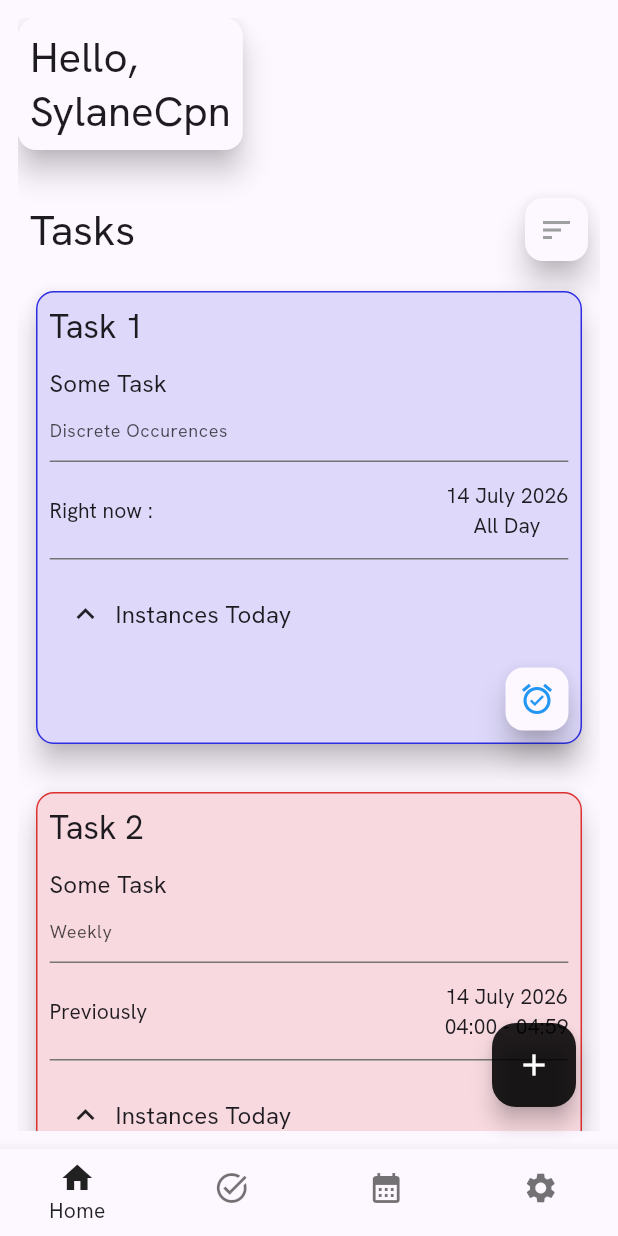
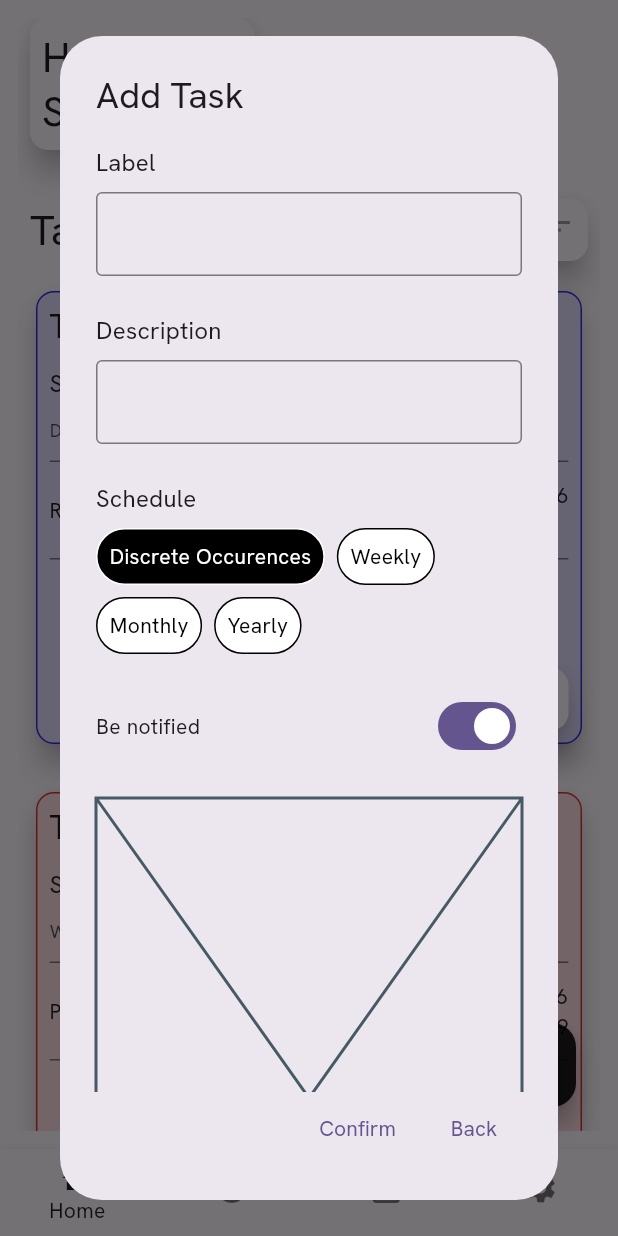
Before and after one commit to SylaneCpn/tasker, a Flutter app: the screen it shows after launch, after a tap on the "add" icon, on a phone screen of 412 x 824 dp. Run offline on Flutter 3.47's test engine with Material 3 defaults, Android fonts, the phone set to English and light mode, and no system bars; missing offline and left inert: result.

Commit message:
add task dialog

```diff
--- a/lib/data/schedule.dart
+++ b/lib/data/schedule.dart
@@ -1,6 +1,7 @@
 import 'package:result/result.dart';
 import 'package:tasker/data/date_range.dart';
 import 'package:tasker/data/month.dart';
+import 'package:tasker/data/schedule_type.dart';
 import 'package:tasker/data/task_instance.dart';
 import 'package:tasker/data/time_of_day_range.dart';
 import 'package:tasker/data/weekday.dart';
@@ -19,8 +20,6 @@ sealed class Schedule with JsonSerializable {
   TaskInstance? last();
   bool isToday();
   bool occuringNow();
-
-
 
   Iterable<TaskInstance> instancesForDay({
     required int year,
@@ -100,6 +99,12 @@ sealed class Schedule with JsonSerializable {
   }
 
   String get typeName;
+  ScheduleType get type => switch (this) {
+    DiscreteOccurences() => .discreteOccurences,
+    Weekly() => .weekly,
+    Monthly() => .monthly,
+    Yearly() => .yearly,
+  };
 }
 
 @deserializable
@@ -561,9 +566,7 @@ class Monthly extends Schedule {
     while (targetOccurence == null) {
       candidateDay = candidateDay.subtract(Duration(days: 1));
       targetOccurence = occurences.entries
-          .where(
-            (e) => e.key == candidateDay.day && candidateDay.isToday(),
-          )
+          .where((e) => e.key == candidateDay.day && candidateDay.isToday())
           .firstOrNull;
     }
     final sortedRanges = targetOccurence.value
@@ -596,9 +599,7 @@ class Monthly extends Schedule {
     while (targetOccurence == null) {
       candidateDay = candidateDay.add(Duration(days: 1));
       targetOccurence = occurences.entries
-          .where(
-            (e) => e.key == candidateDay.day,
-          )
+          .where((e) => e.key == candidateDay.day)
           .firstOrNull;
     }
     final sortedRanges = targetOccurence.value
@@ -636,7 +637,8 @@ class Monthly extends Schedule {
     required int day,
   }) {
     final dateTime = DateTime(year, month.monthOfYear(), day);
-    return !range.contains(dateTime) ? Iterable.empty()
+    return !range.contains(dateTime)
+        ? Iterable.empty()
         : occurences.entries
               .where((e) => e.key == dateTime.day && range.contains(dateTime))
               .expand(
--- /dev/null
+++ b/lib/data/schedule_type.dart
@@ -0,0 +1,6 @@
+enum ScheduleType {
+  discreteOccurences,
+  weekly,
+  monthly,
+  yearly
+}
--- a/lib/data/tasks_wrapper.dart
+++ b/lib/data/tasks_wrapper.dart
@@ -63,6 +63,24 @@ class TasksWrapper with JsonSerializable {
     ),
   );
 
+  Task? update(int id , {
+    String? description,
+    bool? notifies,
+    String? label,
+    Schedule? schedule,
+  }) {
+    final task = _tasks.where((tsk) => tsk.id == id).firstOrNull;
+    if (task == null) return null;
+
+    task.description = description ?? task.description;
+    task.notifies = notifies ?? task.notifies;
+    task.label = label ?? task.label;
+    task.schedule = schedule ?? task.schedule;
+
+    return task;
+
+  }
+
   Task? remove(int id) {
     final index = _tasks.indexWhere((tsk) => tsk.id == id);
     if (index != -1) {
--- a/lib/languages/language_text_provider.dart
+++ b/lib/languages/language_text_provider.dart
@@ -6,6 +6,7 @@ import 'package:flutter/services.dart';
 import 'package:flutter/widgets.dart';
 import 'package:tasker/data/month.dart';
 import 'package:tasker/data/schedule.dart';
+import 'package:tasker/data/schedule_type.dart';
 import 'package:tasker/extensions/language_formating_extensions.dart';
 import 'package:tasker/extensions/pad_for_clock.dart';
 
@@ -81,6 +82,11 @@ class LanguageTextProvider with ChangeNotifier {
   String get nextInstance => _txt("nextInstance") ?? "Next";
   String get prevInstance => _txt("prevInstance") ?? "Previously";
   String get neverInstance => _txt("neverInstance") ?? "No more instance.";
+  String get beNotified => _txt("beNotified") ?? "Be notified";
+  String get back => _txt("back") ?? "Back";
+  String get confirm => _txt("confirm") ?? "Confirm";
+  String get emptyInputText => _txt("emptyInputText") ?? "The input cannot be empty." ;
+  String get taskUpdated => _txt("taskUpdated") ?? "Tasks updated.";
   String get notificationActivated =>
       _txt("notificationActivated") ?? "You will be notified of :";
   String get notificationDeactivated =>
@@ -90,6 +96,10 @@ class LanguageTextProvider with ChangeNotifier {
   String get instancesToday => _txt("instancesToday") ?? "Instances Today";
   String get discreteOccurences =>
       _txt("discreteOccurences") ?? "Discrete Occurences";
+  String get addTask => _txt("addTask") ?? "Add Task";
+  String get label => _txt("label") ?? "Label";
+  String get description => _txt("description") ?? "Description";
+  String get schedule => _txt("schedule") ?? "Schedule";
   String get weekly => _txt("weekly") ?? "Weekly";
   String get monthly => _txt("monthly") ?? "Monthly";
   String get yearly => _txt("yearly") ?? "Yearly";
@@ -106,4 +116,11 @@ class LanguageTextProvider with ChangeNotifier {
     Monthly() => monthly,
     Yearly() => yearly,
   };
+
+  String scheduleTypeName(ScheduleType type) => switch(type) {
+    .discreteOccurences => discreteOccurences,
+    .weekly => weekly,
+    .monthly => monthly,
+    .yearly => yearly
+  };
 }
--- a/lib/style/themes/colors.dart
+++ b/lib/style/themes/colors.dart
@@ -1,6 +1,7 @@
 import 'package:flutter/material.dart';
 
 const onBackgroundColor = Colors.black87;
+const mainColor = Colors.black;
 const backgroundColor = Colors.white;
 const lightSeparatorColor = Color.fromRGBO(117, 117, 117, 1);
 const lightText = Color.fromRGBO(0,0 , 0, 0.7);
--- /dev/null
+++ b/lib/widgets/add_task_dialog.dart
@@ -0,0 +1,298 @@
+import 'package:flutter/material.dart';
+import 'package:tasker/data/schedule.dart';
+import 'package:tasker/data/schedule_type.dart';
+import 'package:tasker/data/task.dart';
+import 'package:tasker/data/task_context.dart';
+import 'package:tasker/languages/language_text_provider.dart';
+import 'package:tasker/style/theme.dart';
+import 'package:tasker/widgets/common/selectable_chip.dart';
+import 'package:tasker/widgets/common/with_title.dart';
+
+class AddTaskDialog extends StatefulWidget {
+  final Task? baseTask;
+  final LanguageTextProvider langTextProv;
+  final TaskContext taskContext;
+
+  const AddTaskDialog({
+    super.key,
+    this.baseTask,
+    required this.langTextProv,
+    required this.taskContext,
+  });
+
+  @override
+  State<AddTaskDialog> createState() => _AddTaskDialogState();
+}
+
+class _AddTaskDialogState extends State<AddTaskDialog> {
+  final GlobalKey<FormState> _formKey = .new();
+  final GlobalKey<_ScheduleBuilder> _scheduleBuilderKey = .new();
+
+  late final TextEditingController _labelController = .new(
+    text: widget.baseTask?.label,
+  );
+  late final TextEditingController _descriptionController = .new(
+    text: widget.baseTask?.description,
+  );
+
+  ScheduleType scheduleType = .discreteOccurences;
+
+  late bool beNotified = widget.baseTask?.notifies ?? true;
+
+  void setScheduleType(ScheduleType type) {
+    setState(() {
+      scheduleType = type;
+    });
+  }
+
+  void setBeNotified(bool notified) {
+    setState(() {
+      beNotified = notified;
+    });
+  }
+
+  String? baseInputValidator(String? value) {
+    if (value == null || value.isEmpty) {
+      return widget.langTextProv.emptyInputText;
+    }
+    return null;
+  }
+
+  void updateTaskContext(BuildContext context) {
+    if (_formKey.currentState!.validate()) {
+      final wrapper = widget.taskContext.tasksWrapper;
+      final schedule = _scheduleBuilderKey.currentState!.buildSchedule();
+      //Update the task
+      if (widget.baseTask != null) {
+        wrapper.update(
+          widget.baseTask!.id,
+          description: _descriptionController.text,
+          notifies: beNotified,
+          label: _labelController.text,
+          schedule: schedule,
+        );
+      }
+      // Create a new one
+      else {
+        wrapper.add(
+          description: _descriptionController.text,
+          notifies: beNotified,
+          label: _labelController.text,
+          schedule: schedule,
+        );
+      }
+
+      Navigator.of(context).pop();
+      ScaffoldMessenger.of(
+        context,
+      ).showSnackBar(SnackBar(content: Text(widget.langTextProv.taskUpdated)));
+    }
+  }
+
+  @override
+  Widget build(BuildContext context) {
+    return AlertDialog(
+      scrollable: true,
+      actions: [
+        TextButton(
+          onPressed: () => updateTaskContext(context),
+          child: Text(widget.langTextProv.confirm),
+        ),
+        TextButton(
+          onPressed: () => Navigator.of(context).pop(),
+          child: Text(widget.langTextProv.back),
+        ),
+      ],
+      title: Text(widget.langTextProv.addTask),
+      content: Form(
+        key: _formKey,
+        child: Column(
+          spacing: defaultSpacing,
+          mainAxisSize: .min,
+          children: [
+            WithTitle(
+              title: widget.langTextProv.label,
+              child: TextFormField(
+                validator: baseInputValidator,
+                controller: _labelController,
+                decoration: InputDecoration(
+                  focusColor: mainColor,
+                  border: OutlineInputBorder(
+                    borderSide: BorderSide(color: mainColor),
+                  ),
+                ),
+              ),
+            ),
+
+            WithTitle(
+              title: widget.langTextProv.description,
+              child: TextFormField(
+                controller: _descriptionController,
+                validator: baseInputValidator,
+                decoration: InputDecoration(
+                  focusColor: mainColor,
+                  border: OutlineInputBorder(
+                    borderSide: BorderSide(color: mainColor),
+                  ),
+                ),
+              ),
+            ),
+
+            WithTitle(
+              title: widget.langTextProv.schedule,
+              child: Wrap(
+                runSpacing: smallSpacing,
+                spacing: smallSpacing,
+                children: ScheduleType.values
+                    .map(
+                      (type) => SelectableChip(
+                        label: widget.langTextProv.scheduleTypeName(type),
+                        isSelected: scheduleType == type,
+                        onSelectCallback: () => setScheduleType(type),
+                      ),
+                    )
+                    .toList(),
+              ),
+            ),
+
+            Row(
+              mainAxisAlignment: .spaceBetween,
+              children: [
+                Text(widget.langTextProv.beNotified),
+                Switch(value: beNotified, onChanged: setBeNotified),
+              ],
+            ),
+
+            _ScheduleBuilderWidget(
+              scheduleBuilderKey: _scheduleBuilderKey,
+              scheduleType: scheduleType,
+              baseSchedule: widget.baseTask?.schedule,
+            ),
+          ],
+        ),
+      ),
+    );
+  }
+}
+
+mixin _ScheduleBuilder<T extends StatefulWidget> on State<T> {
+  Schedule buildSchedule();
+}
+
+class _ScheduleBuilderWidget extends StatelessWidget {
+  final GlobalKey<_ScheduleBuilder> scheduleBuilderKey;
+  final ScheduleType scheduleType;
+  final Schedule? baseSchedule;
+
+  const _ScheduleBuilderWidget({
+    required this.scheduleBuilderKey,
+    required this.scheduleType, this.baseSchedule,
+  });
+
+  @override
+  Widget build(BuildContext context) {
+
+    return switch (scheduleType) {
+      ScheduleType.discreteOccurences => _DiscreteOccurencesBuilderWidget(
+        key: scheduleBuilderKey,
+        baseSchedule: baseSchedule is DiscreteOccurences ? baseSchedule as DiscreteOccurences : null,
+      ),
+      ScheduleType.weekly => _WeeklyBuilderWidget(key: scheduleBuilderKey, baseSchedule: baseSchedule is Weekly ? baseSchedule as Weekly : null,),
+      ScheduleType.monthly => _MonthlyBuilderWidget(key: scheduleBuilderKey , baseSchedule: baseSchedule is Monthly ? baseSchedule as Monthly : null,),
+      ScheduleType.yearly => _YearlyBuilderWidget(key: scheduleBuilderKey, baseSchedule: baseSchedule is Yearly ? baseSchedule as Yearly : null,),
+    };
+  }
+}
+
+class _DiscreteOccurencesBuilderWidget extends StatefulWidget {
+
+  final DiscreteOccurences? baseSchedule;
+
+  const _DiscreteOccurencesBuilderWidget({super.key, this.baseSchedule});
+  @override
+  State<_DiscreteOccurencesBuilderWidget> createState() =>
+      _DiscreteOccurencesBuilderWidgetState();
+}
+
+class _DiscreteOccurencesBuilderWidgetState
+    extends State<_DiscreteOccurencesBuilderWidget>
+    with _ScheduleBuilder {
+  @override
+  Widget build(BuildContext context) {
+    return Placeholder();
+  }
+
+  @override
+  Schedule buildSchedule() {
+    // TODO: implement buildSchedule
+    throw UnimplementedError();
+  }
+}
+
+class _WeeklyBuilderWidget extends StatefulWidget {
+  final Weekly? baseSchedule;
+  const _WeeklyBuilderWidget({super.key, this.baseSchedule});
+
+  @override
+  State<_WeeklyBuilderWidget> createState() => _WeeklyBuilderWidgetState();
+}
+
+class _WeeklyBuilderWidgetState extends State<_WeeklyBuilderWidget>
+    with _ScheduleBuilder {
+  @override
+  Widget build(BuildContext context) {
+    return Placeholder();
+  }
+
+  @override
+  Schedule buildSchedule() {
+    // TODO: implement buildSchedule
+    throw UnimplementedError();
+  }
+}
+
+class _MonthlyBuilderWidget extends StatefulWidget {
+
+  final Monthly? baseSchedule;
+  const _MonthlyBuilderWidget({super.key, this.baseSchedule});
+
+  @override
+  State<_MonthlyBuilderWidget> createState() => _MonthlyBuilderWidgetState();
+}
+
+class _MonthlyBuilderWidgetState extends State<_MonthlyBuilderWidget>
+    with _ScheduleBuilder {
+  @override
+  Widget build(BuildContext context) {
+    return Placeholder();
+  }
+
+  @override
+  Schedule buildSchedule() {
+    // TODO: implement buildSchedule
+    throw UnimplementedError();
+  }
+}
+
+class _YearlyBuilderWidget extends StatefulWidget {
+
+  final Yearly? baseSchedule;
+  const _YearlyBuilderWidget({super.key, this.baseSchedule});
+
+  @override
+  State<_YearlyBuilderWidget> createState() => _YearlyBuilderWidgetState();
+}
+
+class _YearlyBuilderWidgetState extends State<_YearlyBuilderWidget>
+    with _ScheduleBuilder {
+  @override
+  Widget build(BuildContext context) {
+    return Placeholder();
+  }
+
+  @override
+  Schedule buildSchedule() {
+    // TODO: implement buildSchedule
+    throw UnimplementedError();
+  }
+}
--- /dev/null
+++ b/lib/widgets/common/selectable_chip.dart
@@ -0,0 +1,82 @@
+import 'package:flutter/material.dart';
+import 'package:tasker/style/theme.dart';
+
+class SelectableChip extends StatefulWidget {
+  final String label;
+  final bool isSelected;
+  final VoidCallback? onSelectCallback;
+
+  const SelectableChip({
+    super.key,
+    required this.label,
+    required this.isSelected,
+    this.onSelectCallback,
+  });
+
+  @override
+  State<SelectableChip> createState() => _SelectableChipState();
+}
+
+class _SelectableChipState extends State<SelectableChip>
+    with SingleTickerProviderStateMixin {
+  bool? wasSelected;
+  late final AnimationController _controller = .new(
+    vsync: this,
+    duration: Duration(milliseconds: 300),
+  );
+
+  static Color borderColor(bool selected) =>
+      selected ? backgroundColor : mainColor;
+
+  static Color containerColor(bool selected) =>
+      selected ? mainColor : backgroundColor;
+
+  @override
+  void initState() {
+    super.initState();
+    _controller.addListener(() => setState(() {}));
+    _controller.forward();
+  }
+
+  @override
+  void dispose() {
+    _controller.dispose();
+    super.dispose();
+  }
+
+  @override
+  void didUpdateWidget(covariant SelectableChip oldWidget) {
+    if (oldWidget.isSelected == widget.isSelected) return;
+    _controller.reset();
+    _controller.forward();
+    super.didUpdateWidget(oldWidget);
+  }
+
+  @override
+  Widget build(BuildContext context) {
+    final borderColorTween = ColorTween(
+      begin: borderColor(wasSelected ?? false),
+      end: borderColor(widget.isSelected),
+    );
+    final containerColorTween = ColorTween(
+      begin: containerColor(wasSelected ?? false),
+      end: containerColor(widget.isSelected),
+    );
+
+    return GestureDetector(
+      onTap: widget.onSelectCallback,
+      child: Container(
+        padding: EdgeInsets.all(smallSpacing),
+        decoration: BoxDecoration(
+          color: containerColorTween.lerp(_controller.value),
+          border: Border.all(color: borderColorTween.lerp(_controller.value)!),
+          borderRadius: BorderRadius.circular(24.0),
+        ),
+        child: Text(
+          widget.label,
+          style: TextStyle(color: borderColorTween.lerp(_controller.value)!),
+        ),
+      ),
+    );
+  }
+}
--- /dev/null
+++ b/lib/widgets/common/with_title.dart
@@ -0,0 +1,25 @@
+import 'package:flutter/material.dart';
+import 'package:tasker/style/theme.dart';
+
+class WithTitle extends StatelessWidget{
+  final String title;
+  final TextStyle? titleStyle;
+  final Widget child;
+
+  const WithTitle({super.key, required this.title, required this.child, this.titleStyle});
+
+  @override
+  Widget build(BuildContext context) {
+    return Column(
+      spacing: smallSpacing,
+      crossAxisAlignment: .stretch,
+      children: [
+        Align(
+          alignment: .centerLeft,
+          child: Text(title, style: titleStyle ?? Theme.of(context).textTheme.titleMedium,),
+        ),
+        child
+      ],
+    );
+  }
+}
--- a/lib/widgets/views/main_page.dart
+++ b/lib/widgets/views/main_page.dart
@@ -1,7 +1,11 @@
 import 'dart:async';
 
 import 'package:flutter/material.dart';
+import 'package:provider/provider.dart';
+import 'package:tasker/data/task_context.dart';
+import 'package:tasker/languages/language_text_provider.dart';
 import 'package:tasker/style/theme.dart';
+import 'package:tasker/widgets/add_task_dialog.dart';
 import 'package:tasker/widgets/views/main_page/daily_tasks_widget.dart';
 import 'package:tasker/widgets/views/main_page/greetings_card.dart';
 
@@ -13,7 +17,6 @@ class MainPage extends StatefulWidget {
 }
 
 class _MainPageState extends State<MainPage> {
-
   // Configured to rebuild the widget every minute
   Timer? _rebuildTimer;
 
@@ -37,9 +40,18 @@ class _MainPageState extends State<MainPage> {
 
   @override
   Widget build(BuildContext context) {
+    final LanguageTextProvider langTextProv = context.watch();
+    final TaskContext taskContext = context.watch();
     return Scaffold(
       floatingActionButton: FloatingActionButton(
-        onPressed: () {},
+        onPressed: () => showDialog(
+          fullscreenDialog: true,
+          context: context,
+          builder: (_) => AddTaskDialog(
+            langTextProv: langTextProv,
+            taskContext: taskContext,
+          ),
+        ),
         child: Icon(Icons.add),
       ),
       body: SingleChildScrollView(
@@ -47,7 +59,10 @@ class _MainPageState extends State<MainPage> {
           spacing: defaultSpacing,
           mainAxisAlignment: .center,
           children: [
-            Align(alignment: .topLeft, child: const GreetingsCard()),
+            Align(alignment: .topLeft, child: Padding(
+              padding: const EdgeInsets.only(left: 8.0),
+              child: const GreetingsCard(),
+            )),
             const DailyTasksWidget(),
             // Here so floating action button does't block some tasks
             const SizedBox(height: 50.0),
```
Also changed, not shown: assets/lang/textes_fr.json (+9 -0 lines), lib/widgets/views/main_page/daily_tasks_widget/daily_tasks_content/daily_tasks_list/daily_tasks_list_section.dart (+38 -7 lines). Lines whose indentation alone changed are shown as unchanged.
